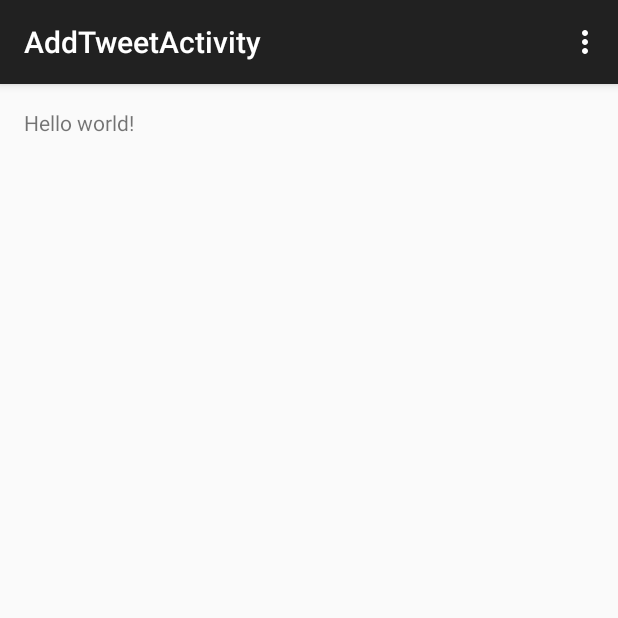
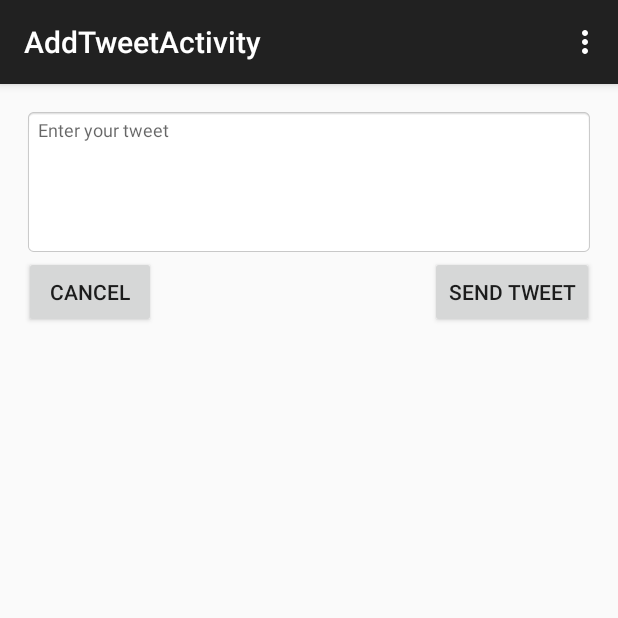
Before and after one commit to rajnee/android, an Android app: the AddTweetActivity screen opened directly, with no data from a screen before it, on a phone screen of 412 x 824 dp, the top half of it. Run offline under Robolectric (Android 15) with nearby library versions, the phone set to English and light mode, and no system bars; libraries missing offline, so code that uses them is left out: com.loopj.android.

Commit message:
can add tweets now

```diff
--- a/MyTwitterClient/app/src/main/java/com/rneel/apps/mytwitter/TweetListAdapter.java
+++ b/MyTwitterClient/app/src/main/java/com/rneel/apps/mytwitter/TweetListAdapter.java
@@ -5,9 +5,11 @@ import android.view.LayoutInflater;
 import android.view.View;
 import android.view.ViewGroup;
 import android.widget.ArrayAdapter;
+import android.widget.ImageView;
 import android.widget.TextView;
 
 import com.rneel.apps.mytwitter.models.Tweet;
+import com.squareup.picasso.Picasso;
 
 import java.util.List;
 
@@ -30,6 +32,7 @@ public class TweetListAdapter extends ArrayAdapter<Tweet> {
             vh.tvTweet = (TextView)convertView.findViewById(R.id.tvTweet);
             vh.tvUser = (TextView)convertView.findViewById(R.id.tvUser);
             vh.tvRelativeDate = (TextView)convertView.findViewById(R.id.tvRelativeTime);
+            vh.ivProfile = (ImageView)convertView.findViewById(R.id.ivProfile);
             convertView.setTag(vh);
         }
         else
@@ -39,6 +42,7 @@ public class TweetListAdapter extends ArrayAdapter<Tweet> {
         vh.tvUser.setText(tweet.getUserHandle());
         vh.tvTweet.setText(tweet.getBody());
         vh.tvRelativeDate.setText(tweet.getRelativeTime());
+        Picasso.with(getContext()).load(tweet.getProfileImage()).into(vh.ivProfile);
         return convertView;
     }
 
@@ -46,6 +50,6 @@ public class TweetListAdapter extends ArrayAdapter<Tweet> {
         TextView tvTweet;
         TextView tvUser;
         TextView tvRelativeDate;
-
+        ImageView ivProfile;
     }
 }
--- a/MyTwitterClient/app/src/main/java/com/rneel/apps/mytwitter/models/Tweet.java
+++ b/MyTwitterClient/app/src/main/java/com/rneel/apps/mytwitter/models/Tweet.java
@@ -35,6 +35,9 @@ public class Tweet extends Model {
     @Column(name = "body")
     String body;
 
+    @Column(name="profileImage")
+    String profileImage;
+
     @Column(name="tweetId", index = true)
     long tweetId;
 
@@ -43,7 +46,7 @@ public class Tweet extends Model {
         return tweetId;
     }
 
-
+    public String getProfileImage() { return profileImage; }
     public String getUserId() {
         return userId;
     }
@@ -115,6 +118,7 @@ public class Tweet extends Model {
             this.userHandle = userObj.getString("name");
             this.timestamp = object.getString("created_at");
             this.body = object.getString("text");
+            this.profileImage = userObj.getString("profile_image_url");
         } catch (JSONException e) {
             e.printStackTrace();
         }
--- a/MyTwitterClient/app/src/main/res/layout/activity_add_tweet.xml
+++ b/MyTwitterClient/app/src/main/res/layout/activity_add_tweet.xml
@@ -4,9 +4,42 @@
     android:paddingRight="@dimen/activity_horizontal_margin"
     android:paddingTop="@dimen/activity_vertical_margin"
     android:paddingBottom="@dimen/activity_vertical_margin"
-    tools:context="com.codepath.apps.mytwitter.AddTweetActivity">
+    tools:context="com.rneel.apps.mytwitter.AddTweetActivity">
 
-    <TextView android:text="@string/hello_world" android:layout_width="wrap_content"
-        android:layout_height="wrap_content" />
+
+    <EditText
+        android:layout_width="fill_parent"
+        android:layout_height="wrap_content"
+        android:id="@+id/etTweet"
+        android:textSize="12sp"
+        android:maxLines="6"
+        android:inputType="textMultiLine"
+        android:hint="@string/hint_enter_tweet"
+        android:layout_alignParentTop="true"
+        android:layout_centerHorizontal="true"
+        android:lines="6"
+        android:linksClickable="false"
+        android:gravity="top|left"
+        android:singleLine="false" />
+
+    <Button
+        android:layout_width="wrap_content"
+        android:layout_height="wrap_content"
+        android:text="@string/btn_cancel"
+        android:id="@+id/btnCancel"
+        android:onClick="onCancelClick"
+        android:layout_below="@+id/etTweet"
+        android:layout_alignParentLeft="true"
+        android:layout_alignParentStart="true" />
+
+    <Button
+        android:layout_width="wrap_content"
+        android:layout_height="wrap_content"
+        android:text="@string/btn_tweet"
+        android:id="@+id/btnTweet"
+        android:onClick="onTweetClick"
+        android:layout_below="@+id/etTweet"
+        android:layout_alignParentRight="true"
+        android:layout_alignParentEnd="true" />
 
 </RelativeLayout>
--- a/MyTwitterClient/app/src/main/res/layout/activity_display_tweets.xml
+++ b/MyTwitterClient/app/src/main/res/layout/activity_display_tweets.xml
@@ -3,7 +3,7 @@
     android:id="@+id/swipeContainer"
     android:layout_height="match_parent"
     android:paddingLeft="2dp"
-    tools:context="com.codepath.apps.mytwitter.DisplayTweetsActivity">
+    tools:context="com.rneel.apps.mytwitter.DisplayTweetsActivity">
 
     <!--android:paddingLeft="@dimen/activity_horizontal_margin"-->
     <!--android:paddingRight="@dimen/activity_horizontal_margin"-->
--- a/MyTwitterClient/app/src/main/res/menu/menu_display_tweets.xml
+++ b/MyTwitterClient/app/src/main/res/menu/menu_display_tweets.xml
@@ -2,6 +2,8 @@
     xmlns:app="http://schemas.android.com/apk/res-auto"
     xmlns:tools="http://schemas.android.com/tools"
     tools:context="com.codepath.apps.mytwitter.DisplayTweetsActivity">
-    <item android:id="@+id/action_settings" android:title="@string/action_settings"
-        android:orderInCategory="100" app:showAsAction="never" />
+    <item android:id="@+id/action_compose" android:title="@string/action_compose"
+        android:orderInCategory="100"
+        android:icon="@drawable/ic_compose"
+        app:showAsAction="always" />
 </menu>
--- a/MyTwitterClient/app/src/main/res/values/strings.xml
+++ b/MyTwitterClient/app/src/main/res/values/strings.xml
@@ -2,12 +2,16 @@
 <resources>
 
     <string name="app_name">My Twitter</string>
-    <string name="login_label">Log in</string>
+    <string name="login_label">Connect To Twitter</string>
     <string name="title_activity_add_tweet">AddTweetActivity</string>
     <string name="hello_world">Hello world!</string>
     <string name="action_settings">Settings</string>
     <string name="title_activity_display_tweets">Tweets Home Line</string>
     <string name="hint_user">user</string>
     <string name="hint_tweet">line of tweet tweet</string>
+    <string name="action_compose">Compose Message</string>
+    <string name="hint_enter_tweet">Enter your tweet</string>
+    <string name="btn_tweet">Send Tweet</string>
+    <string name="btn_cancel">Cancel</string>
 
 </resources>
```
Also changed, not shown: MyTwitterClient/app/src/main/java/com/rneel/apps/mytwitter/AddTweetActivity.java (+30 -0 lines), MyTwitterClient/app/src/main/java/com/rneel/apps/mytwitter/DisplayTweetsActivity.java (+6 -1 lines), MyTwitterClient/app/src/main/java/com/rneel/apps/mytwitter/RestClient.java (+12 -0 lines), MyTwitterClient/app/src/main/res/layout/layout_tweet.xml (+12 -4 lines), MyTwitterClient/app/src/main/ic_compose-web.png (added), MyTwitterClient/app/src/main/res/drawable-hdpi/ic_compose.png (added), MyTwitterClient/app/src/main/res/drawable-mdpi/ic_compose.png (added), MyTwitterClient/app/src/main/res/drawable-xhdpi/ic_compose.png (added), MyTwitterClient/app/src/main/res/drawable-xxhdpi/ic_compose.png (added).
